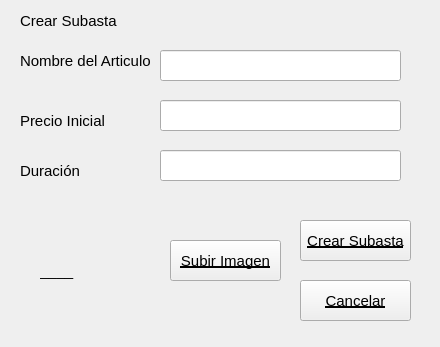
Above: crear_subasta.ui from yohannyvs/Subasta_Sockets before the change. Below: the same form after it.
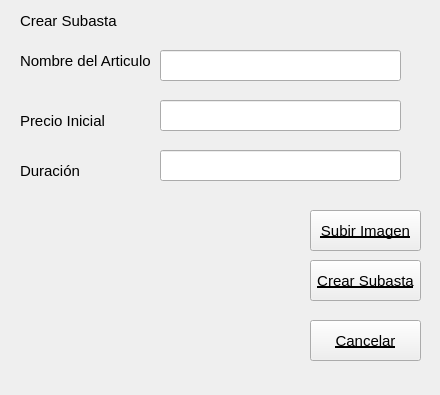
That is the form after the change.

Commit message: Continuacion Subasta

Patch:
```diff
--- a/crear_subasta.ui
+++ b/crear_subasta.ui
@@ -7,7 +7,7 @@
     <x>0</x>
     <y>0</y>
     <width>440</width>
-    <height>347</height>
+    <height>395</height>
    </rect>
   </property>
   <property name="windowTitle">
@@ -50,7 +50,7 @@
      <string>Nombre del Articulo</string>
     </property>
    </widget>
-   <widget class="QLineEdit" name="lineEdit">
+   <widget class="QLineEdit" name="txt_nom_art">
     <property name="geometry">
      <rect>
       <x>160</x>
@@ -78,7 +78,7 @@
      <string>Precio Inicial</string>
     </property>
    </widget>
-   <widget class="QLineEdit" name="lineEdit_2">
+   <widget class="QLineEdit" name="txt_precio">
     <property name="geometry">
      <rect>
       <x>160</x>
@@ -106,7 +106,7 @@
      <string>Duración</string>
     </property>
    </widget>
-   <widget class="QLineEdit" name="lineEdit_3">
+   <widget class="QLineEdit" name="txt_tiempo">
     <property name="geometry">
      <rect>
       <x>160</x>
@@ -116,11 +116,11 @@
      </rect>
     </property>
    </widget>
-   <widget class="QPushButton" name="pushButton">
+   <widget class="QPushButton" name="btn_cancelar">
     <property name="geometry">
      <rect>
-      <x>300</x>
-      <y>280</y>
+      <x>310</x>
+      <y>320</y>
       <width>111</width>
       <height>41</height>
      </rect>
@@ -137,50 +137,50 @@
      <string>Cancelar</string>
     </property>
    </widget>
-   <widget class="QPushButton" name="pushButton_2">
+   <widget class="QPushButton" name="btn_subasta">
     <property name="geometry">
      <rect>
-      <x>300</x>
-      <y>220</y>
-      <width>111</width>
-      <height>41</height>
-     </rect>
-    </property>
-    <property name="font">
-     <font>
-      <pointsize>11</pointsize>
-      <weight>50</weight>
-      <bold>false</bold>
-      <underline>true</underline>
-     </font>
-    </property>
-    <property name="text">
-     <string>Crear Subasta</string>
-    </property>
-   </widget>
-   <widget class="QLabel" name="lbl_img">
-    <property name="geometry">
-     <rect>
-      <x>40</x>
+      <x>310</x>
       <y>260</y>
-      <width>61</width>
-      <height>21</height>
+      <width>111</width>
+      <height>41</height>
      </rect>
     </property>
     <property name="font">
      <font>
       <pointsize>11</pointsize>
+      <weight>50</weight>
+      <bold>false</bold>
+      <underline>true</underline>
      </font>
     </property>
     <property name="text">
-     <string>____</string>
+     <string>Crear Subasta</string>
+    </property>
+   </widget>
+   <widget class="QLabel" name="lbl_img">
+    <property name="geometry">
+     <rect>
+      <x>20</x>
+      <y>209</y>
+      <width>260</width>
+      <height>160</height>
+     </rect>
+    </property>
+    <property name="font">
+     <font>
+      <pointsize>11</pointsize>
+     </font>
+    </property>
+    <property name="text">
+     <string/>
     </property>
    </widget>
    <widget class="QPushButton" name="btn_img">
     <property name="geometry">
      <rect>
-      <x>170</x>
-      <y>240</y>
+      <x>310</x>
+      <y>210</y>
       <width>111</width>
       <height>41</height>
      </rect>
```
The commit also changes 12 other files.
